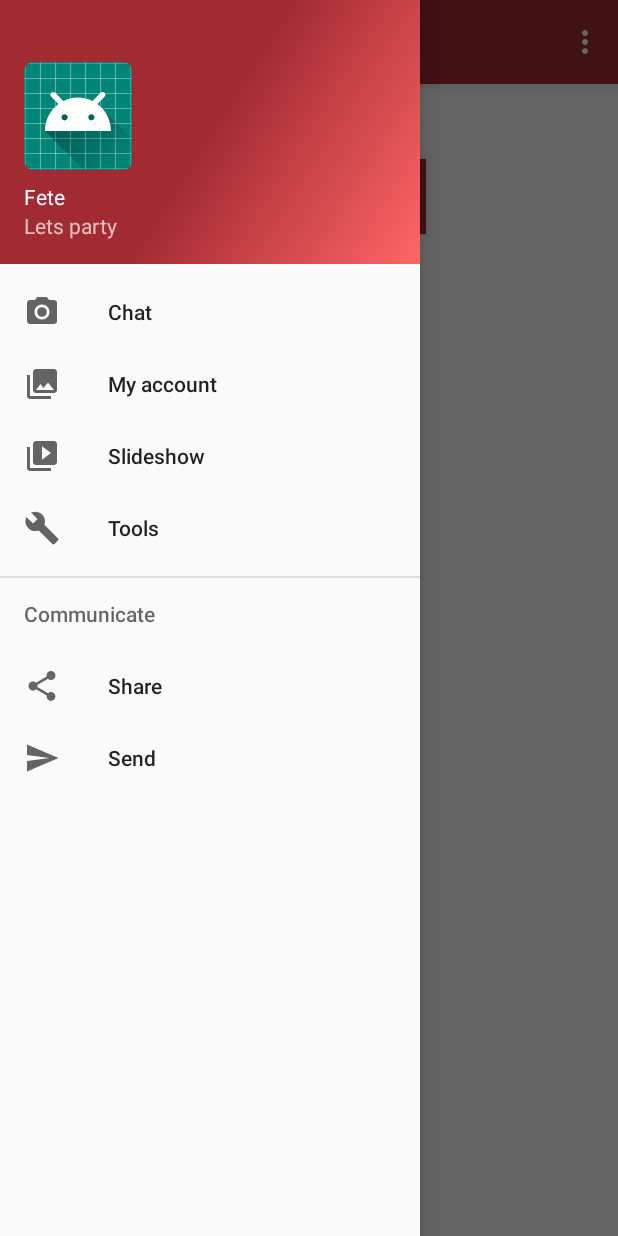
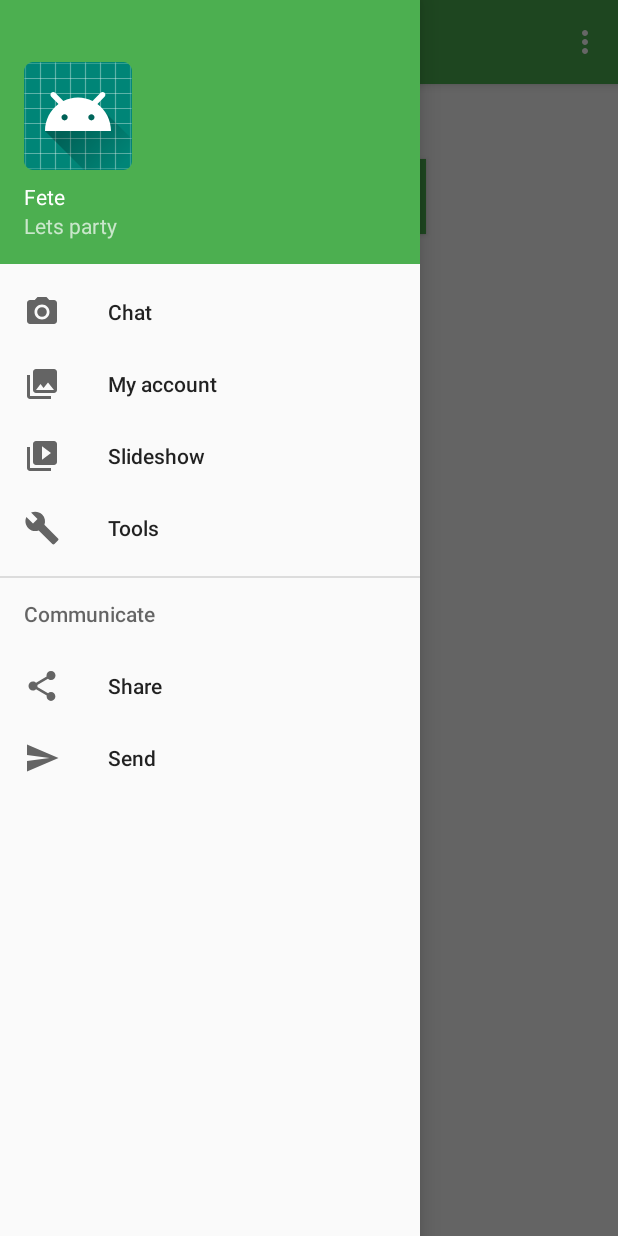
Before and after one commit to alopez96/fete, an Android app: the screen it shows after launch (MainActivity), with the side drawer open, on a phone screen of 412 x 824 dp. Run offline under Robolectric (Android 15) with nearby library versions, the phone set to English and light mode, and no system bars; our stand-ins replace Firebase (no records; nobody signed in at launch, a user with empty details on screens opened directly).

Commit message:
Changed colors

```diff
--- a/app/src/main/res/layout/nav_header_main.xml
+++ b/app/src/main/res/layout/nav_header_main.xml
@@ -3,7 +3,7 @@
     xmlns:app="http://schemas.android.com/apk/res-auto"
     android:layout_width="match_parent"
     android:layout_height="@dimen/nav_header_height"
-    android:background="@drawable/side_nav_bar"
+    android:background="@color/colorPrimaryDark"
     android:gravity="bottom"
     android:orientation="vertical"
     android:paddingLeft="@dimen/activity_horizontal_margin"
--- a/app/src/main/res/values/colors.xml
+++ b/app/src/main/res/values/colors.xml
@@ -1,6 +1,6 @@
 <?xml version="1.0" encoding="utf-8"?>
 <resources>
-    <color name="colorPrimary">#a22b33</color>
-    <color name="colorPrimaryDark">#a22b33</color>
+    <color name="colorPrimary">#4CAF50</color>
+    <color name="colorPrimaryDark">#4CAF50</color>
     <color name="colorAccent">#2397d5</color>
 </resources>
```
